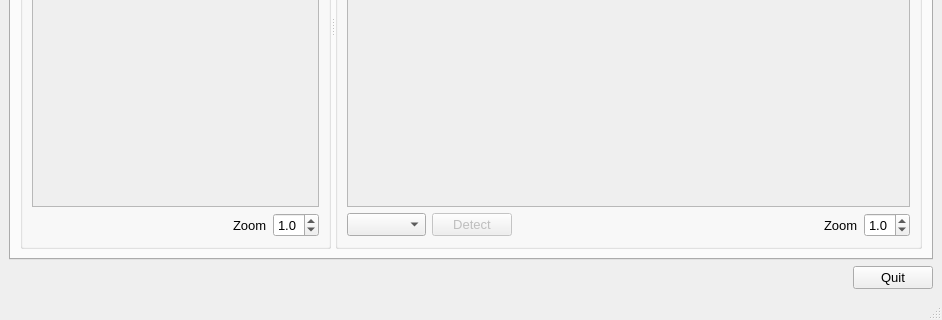
jonathanHuwP/CrystalGrowthTracker, file cgt/CrystalGrowthTrackerMain.ui: the form before one commit; both pictures show x 0 to 942 and y 263 to 583 of the 942 by 583 pixel window.
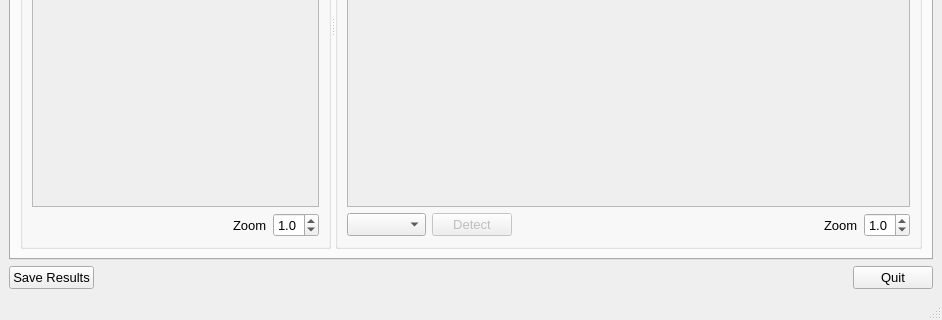
The form after the commit.

Commit message: added save results to CGT main, and select image to DLTestHarness

The edit to the form file:
```diff
--- a/cgt/CrystalGrowthTrackerMain.ui
+++ b/cgt/CrystalGrowthTrackerMain.ui
@@ -274,7 +274,14 @@
      </widget>
     </item>
     <item>
-     <layout class="QHBoxLayout" name="horizontalLayout_3" stretch="0,0">
+     <layout class="QHBoxLayout" name="horizontalLayout_3" stretch="0,0,0">
+      <item>
+       <widget class="QPushButton" name="_saveResultsButton">
+        <property name="text">
+         <string>Save Results</string>
+        </property>
+       </widget>
+      </item>
       <item>
        <spacer name="horizontalSpacer_3">
         <property name="orientation">
```
Left out of the diff: 38 changed lines with no effect on the pictures. The commit also changes 2 other files.
